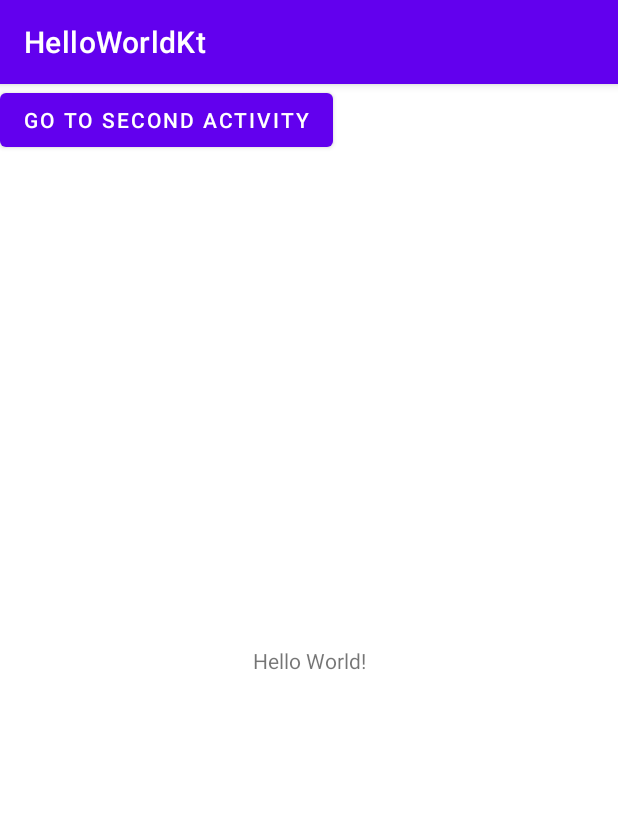
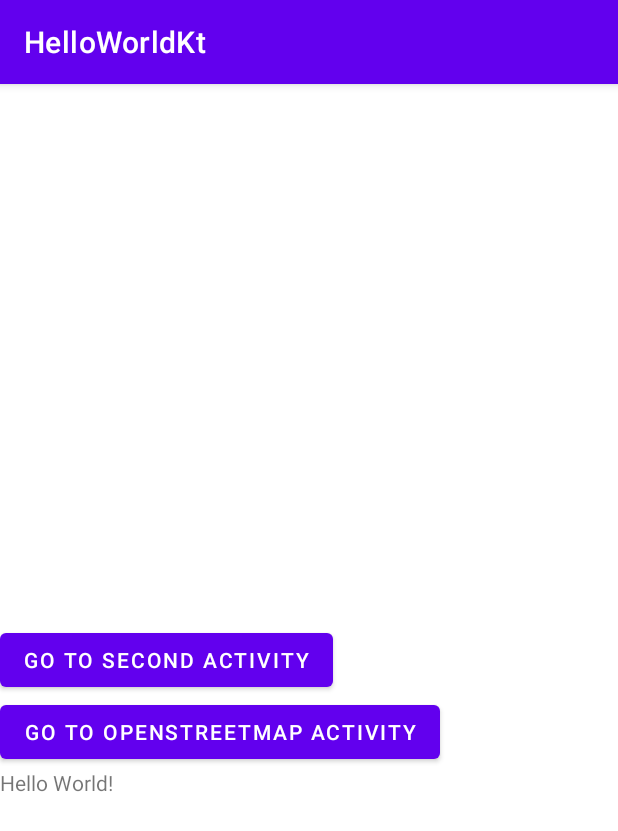
Before and after one commit to btabuenca/HelloWorldKt, an Android app: the screen it shows after launch (MainActivity), on a phone screen of 412 x 824 dp. Shown: the top 831 px of the screen. Run offline under Robolectric (Android 15) with nearby library versions, the phone set to English and light mode, and no system bars.

Commit message:
Add OpenStreetMaps features

```diff
--- a/app/build.gradle
+++ b/app/build.gradle
@@ -33,7 +33,7 @@ android {
 }
 
 dependencies {
-
+    implementation 'org.osmdroid:osmdroid-android:6.1.18'
     implementation 'androidx.core:core-ktx:1.7.0'
     implementation 'androidx.appcompat:appcompat:1.6.1'
     implementation 'com.google.android.material:material:1.11.0'
--- a/app/src/main/AndroidManifest.xml
+++ b/app/src/main/AndroidManifest.xml
@@ -2,8 +2,11 @@
 <manifest xmlns:android="http://schemas.android.com/apk/res/android"
     xmlns:tools="http://schemas.android.com/tools">
 
+    <uses-permission android:name="android.permission.INTERNET" />
     <uses-permission android:name="android.permission.ACCESS_FINE_LOCATION" />
     <uses-permission android:name="android.permission.ACCESS_COARSE_LOCATION" />
+    <uses-permission android:name="android.permission.ACCESS_NETWORK_STATE" />
+    <uses-permission android:name="android.permission.WRITE_EXTERNAL_STORAGE" />
 
     <application
         android:allowBackup="true"
@@ -15,6 +18,9 @@
         android:supportsRtl="true"
         android:theme="@style/Theme.HelloWorldKt"
         tools:targetApi="31">
+        <activity
+            android:name=".OpenStreetMapActivity"
+            android:exported="false" />
         <activity
             android:name=".ThirdActivity"
             android:exported="false">
--- a/app/src/main/java/es/upm/btb/helloworldkt/MainActivity.kt
+++ b/app/src/main/java/es/upm/btb/helloworldkt/MainActivity.kt
@@ -17,7 +17,7 @@ import android.widget.Button
 class MainActivity : AppCompatActivity(), LocationListener {
     private val TAG = "btaMainActivity"
     private lateinit var locationManager: LocationManager
-    private lateinit var latestLocation: Location
+    var latestLocation: Location? = null
     private val locationPermissionCode = 2
 
     override fun onCreate(savedInstanceState: Bundle?) {
@@ -27,15 +27,18 @@ class MainActivity : AppCompatActivity(), LocationListener {
         Log.d(TAG, "onCreate: The activity is being created.")
         println("Hello world to test System.out standar aoutput!")
 
-        val buttonNext: Button = findViewById(R.id.mainButton)
-        buttonNext.setOnClickListener {
-            val intent = Intent(this, SecondActivity::class.java)
-            val bundle = Bundle()
-            bundle.putParcelable("location", latestLocation)
-            intent.putExtra("locationBundle", bundle)
-            startActivity(intent)
+        val buttonOsm: Button = findViewById(R.id.osmButton)
+        buttonOsm.setOnClickListener {
+            if (latestLocation != null) {
+                val intent = Intent(this, OpenStreetMapActivity::class.java)
+                val bundle = Bundle()
+                bundle.putParcelable("location", latestLocation)
+                intent.putExtra("locationBundle", bundle)
+                startActivity(intent)
+            }else{
+                Log.e(TAG, "Location not set yet.")
+            }
         }
-
         locationManager = getSystemService(Context.LOCATION_SERVICE) as LocationManager
 
         // Check for location permissions
--- a/app/src/main/res/layout/activity_main.xml
+++ b/app/src/main/res/layout/activity_main.xml
@@ -6,23 +6,31 @@
     android:layout_height="match_parent"
     tools:context=".MainActivity">
 
-    <TextView
-        android:id="@+id/mainTextView"
-        android:layout_width="wrap_content"
-        android:layout_height="wrap_content"
-        android:text="Hello World!"
-        app:layout_constraintBottom_toBottomOf="parent"
-        app:layout_constraintEnd_toEndOf="parent"
-        app:layout_constraintStart_toStartOf="parent"
-        app:layout_constraintTop_toTopOf="parent" />
 
     <Button
         android:id="@+id/mainButton"
         android:layout_width="wrap_content"
         android:layout_height="wrap_content"
         android:text="Go to second activity"
-        app:layout_constraintLeft_toLeftOf="parent"
-        app:layout_constraintTop_toTopOf="parent" />
+        app:layout_constraintStart_toStartOf="parent"
+        app:layout_constraintTop_toTopOf="parent"
+        app:layout_constraintBottom_toBottomOf="parent" />
+
+    <Button
+        android:id="@+id/osmButton"
+        android:layout_width="wrap_content"
+        android:layout_height="wrap_content"
+        android:text="Go to OpenStreetMap activity"
+        app:layout_constraintTop_toBottomOf="@id/mainButton"
+        app:layout_constraintStart_toStartOf="@id/mainButton" />
+
+    <TextView
+        android:id="@+id/mainTextView"
+        android:layout_width="wrap_content"
+        android:layout_height="wrap_content"
+        android:text="Hello World!"
+        app:layout_constraintTop_toBottomOf="@id/osmButton"
+        app:layout_constraintStart_toStartOf="@id/osmButton" />
 
 
 </androidx.constraintlayout.widget.ConstraintLayout>
```
Also changed, not shown: app/src/main/java/es/upm/btb/helloworldkt/OpenStreetMapActivity.kt (added, +127 -0 lines), app/src/main/java/es/upm/btb/helloworldkt/SecondActivity.kt (+0 -7 lines), app/src/main/res/layout/activity_open_street_map.xml (added, +13 -0 lines).
